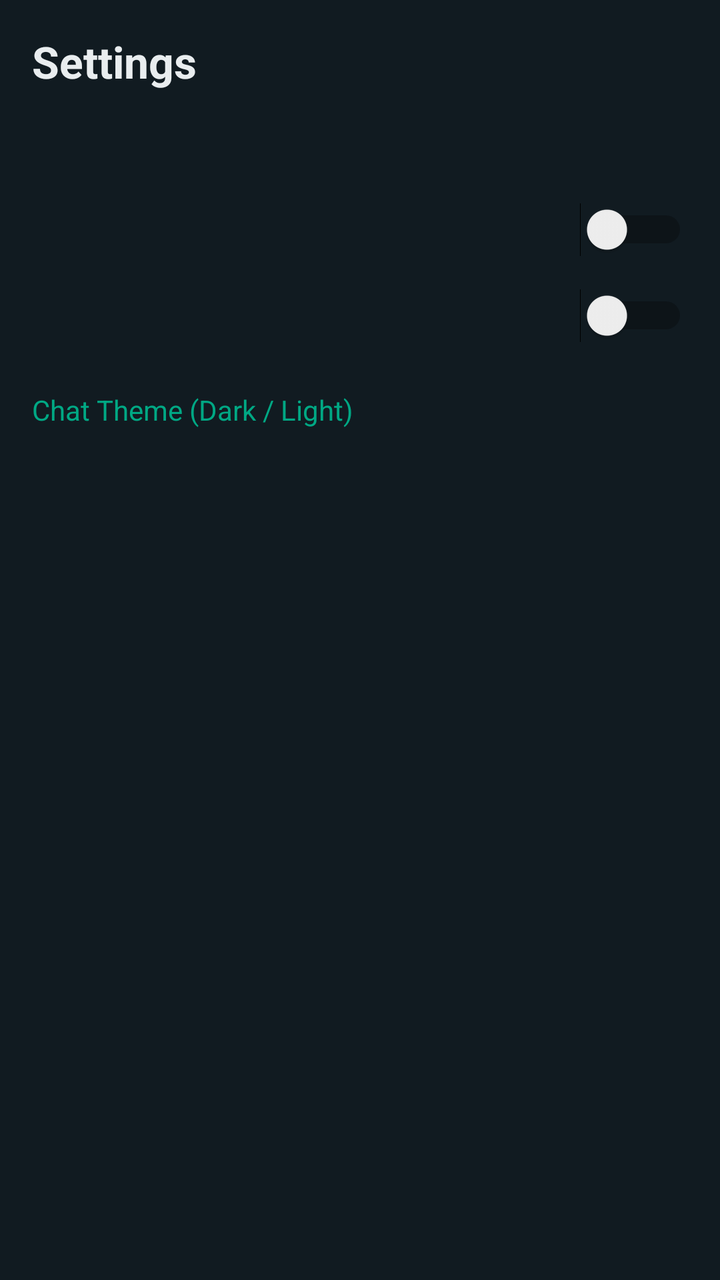
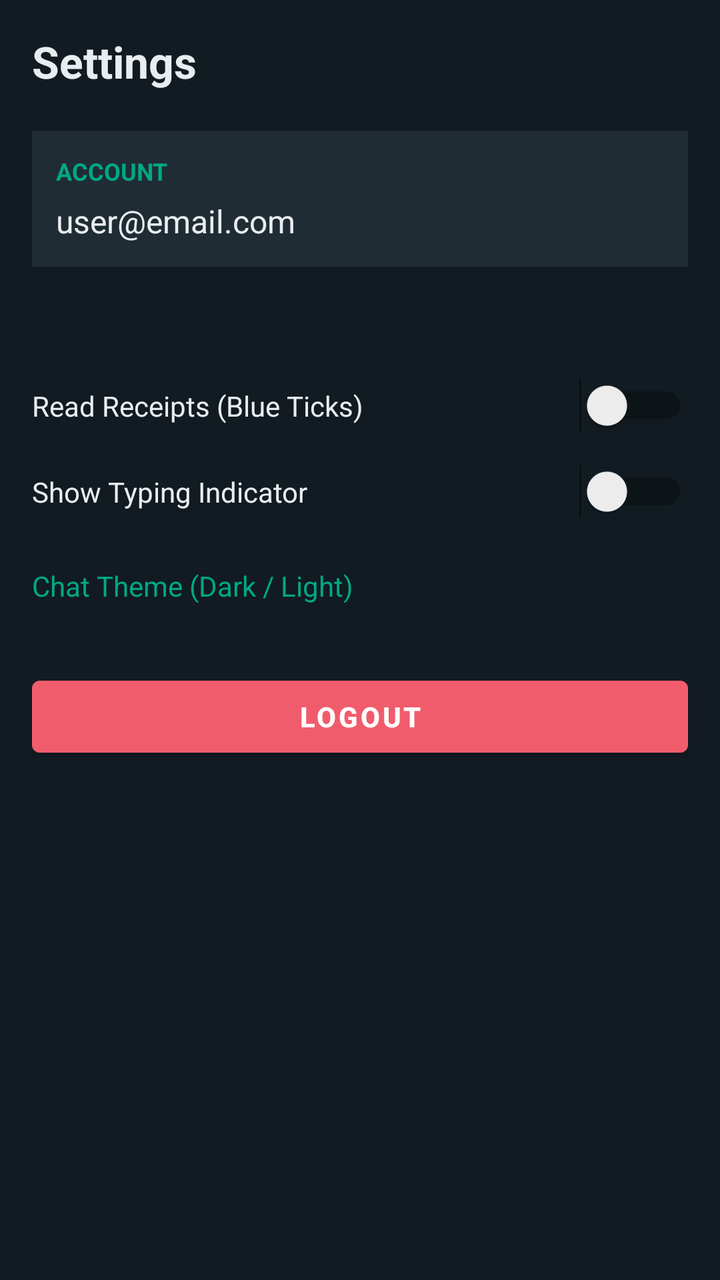

The first picture is an Android layout as it rendered before a commit; the second is the same layout after the commit. The layout source and the unified diff follow.
<!-- AndroidManifest.xml: application theme Theme.RazorpaySoundbox -->
<!-- res/layout/fragment_settings.xml -->
<ScrollView xmlns:android="http://schemas.android.com/apk/res/android"
    android:layout_width="match_parent"
    android:layout_height="match_parent"
    android:background="#111B21"
    android:padding="16dp">

    <LinearLayout
        android:layout_width="match_parent"
        android:layout_height="wrap_content"
        android:orientation="vertical">

        <TextView
            android:layout_width="wrap_content"
            android:layout_height="wrap_content"
            android:text="Settings"
            android:textColor="#E9EDEF"
            android:textSize="22sp"
            android:textStyle="bold" />

        
        <LinearLayout
            android:layout_width="match_parent"
            android:layout_height="wrap_content"
            android:layout_marginTop="24dp"
            android:orientation="vertical">
            <TextView android:text="Profile Photo" android:textColor="#00A884" android:textSize="14sp"/>
            <TextView android:text="Everyone can see your profile photo" android:textColor="#8696A0" android:textSize="12sp"/>
        </LinearLayout>

        
        <LinearLayout
            android:layout_width="match_parent"
            android:layout_height="wrap_content"
            android:layout_marginTop="16dp"
            android:orientation="vertical">
            <TextView android:text="Last Seen &amp; Online" android:textColor="#00A884" android:textSize="14sp"/>
            <TextView android:text="Who can see my last seen: Everyone / Nobody" android:textColor="#8696A0" android:textSize="12sp"/>
        </LinearLayout>

        
        <Switch
            android:id="@+id/switchReadReceipts"
            android:layout_width="match_parent"
            android:layout_height="wrap_content"
            android:layout_marginTop="16dp"
            text="Read Receipts (Blue Ticks)"
            android:textColor="#E9EDEF" />

        
        <Switch
            android:id="@+id/switchTyping"
            android:layout_width="match_parent"
            android:layout_height="wrap_content"
            android:layout_marginTop="16dp"
            text="Show Typing Indicator"
            android:textColor="#E9EDEF" />

        
        <TextView
            android:layout_width="wrap_content"
            android:layout_height="wrap_content"
            android:layout_marginTop="24dp"
            android:text="Chat Theme (Dark / Light)"
            android:textColor="#00A884"
            android:textSize="14sp" />

    </LinearLayout>
</ScrollView>
<!-- resources referenced by this layout -->
<resources>
  <style name="Theme.RazorpaySoundbox" parent="Theme.MaterialComponents.DayNight.DarkActionBar">
          <item name="colorPrimary">@color/primary_accent</item>
          <item name="colorSecondary">@color/accent_blue</item>
          <item name="android:windowBackground">@color/bg_dark</item>
      </style>
  <color name="primary_accent">#059669</color>
  <color name="accent_blue">#2563EB</color>
  <color name="bg_dark">#F8FAFC</color>
</resources>

<!-- the commit's change to res/layout/fragment_settings.xml (unified diff, before → after) -->
@@ -1,3 +1,4 @@
+<?xml version="1.0" encoding="utf-8"?>
 <ScrollView xmlns:android="http://schemas.android.com/apk/res/android"
     android:layout_width="match_parent"
     android:layout_height="match_parent"
@@ -16,6 +17,33 @@
             android:textColor="#E9EDEF"
             android:textSize="22sp"
             android:textStyle="bold" />
+
+        
+        <LinearLayout
+            android:layout_width="match_parent"
+            android:layout_height="wrap_content"
+            android:layout_marginTop="20dp"
+            android:background="#202C33"
+            android:orientation="vertical"
+            android:padding="12dp">
+
+            <TextView
+                android:layout_width="wrap_content"
+                android:layout_height="wrap_content"
+                android:text="ACCOUNT"
+                android:textColor="#00A884"
+                android:textSize="12sp"
+                android:textStyle="bold" />
+
+            <TextView
+                android:id="@+id/tvUserEmail"
+                android:layout_width="wrap_content"
+                android:layout_height="wrap_content"
+                android:layout_marginTop="6dp"
+                android:text="user@email.com"
+                android:textColor="#E9EDEF"
+                android:textSize="16sp" />
+        </LinearLayout>
 
         
         <LinearLayout
@@ -43,7 +71,7 @@
             android:layout_width="match_parent"
             android:layout_height="wrap_content"
             android:layout_marginTop="16dp"
-            text="Read Receipts (Blue Ticks)"
+            android:text="Read Receipts (Blue Ticks)"
             android:textColor="#E9EDEF" />
 
         
@@ -52,7 +80,7 @@
             android:layout_width="match_parent"
             android:layout_height="wrap_content"
             android:layout_marginTop="16dp"
-            text="Show Typing Indicator"
+            android:text="Show Typing Indicator"
             android:textColor="#E9EDEF" />
 
         
@@ -64,5 +92,16 @@
             android:textColor="#00A884"
             android:textSize="14sp" />
 
+        
+        <Button
+            android:id="@+id/btnLogout"
+            android:layout_width="match_parent"
+            android:layout_height="wrap_content"
+            android:layout_marginTop="32dp"
+            android:backgroundTint="#F15C6D"
+            android:text="LOGOUT"
+            android:textColor="#FFFFFF"
+            android:textStyle="bold" />
+
     </LinearLayout>
 </ScrollView>
